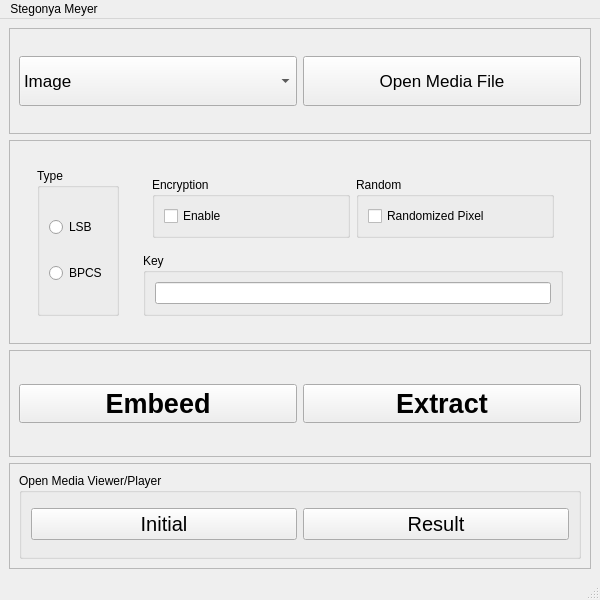
Old version of the form ui/mainwindow.ui in the repository vincentbudianto/Stego-Helper.
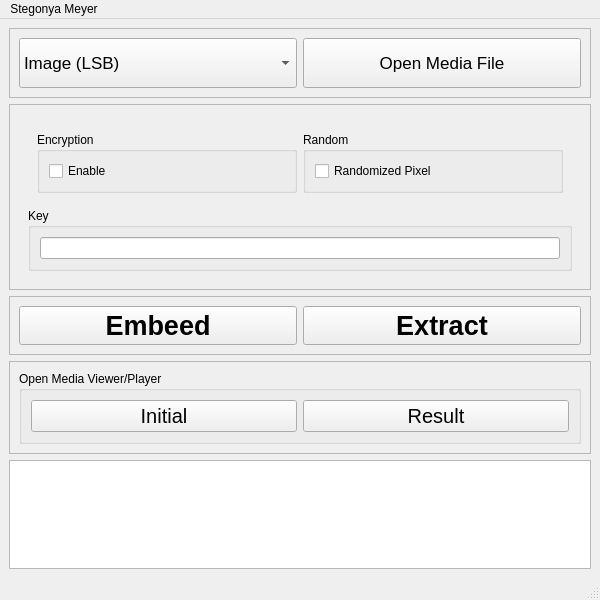
New version of the form.

Patch:
```diff
--- a/ui/mainwindow.ui
+++ b/ui/mainwindow.ui
@@ -39,7 +39,12 @@
          </property>
          <item>
           <property name="text">
-           <string>Image</string>
+           <string>Image (LSB)</string>
+          </property>
+         </item>
+         <item>
+          <property name="text">
+           <string>Image (BPCS)</string>
           </property>
          </item>
          <item>
@@ -85,38 +90,6 @@
       </property>
       <layout class="QHBoxLayout" name="horizontalLayout_4">
        <item>
-        <widget class="QWidget" name="widget_4" native="true">
-         <layout class="QHBoxLayout" name="horizontalLayout_6">
-          <item>
-           <widget class="QWidget" name="widget_2" native="true">
-            <layout class="QVBoxLayout" name="verticalLayout_3">
-             <item>
-              <widget class="QGroupBox" name="groupBox_2">
-               <property name="title">
-                <string>Type</string>
-               </property>
-               <layout class="QVBoxLayout" name="verticalLayout">
-                <item>
-                 <widget class="QRadioButton" name="radioButton">
-                  <property name="text">
-                   <string>LSB</string>
-                  </property>
-                 </widget>
-                </item>
-                <item>
-                 <widget class="QRadioButton" name="radioButton_2">
-                  <property name="text">
-                   <string>BPCS</string>
-                  </property>
-                 </widget>
-                </item>
-               </layout>
-              </widget>
-             </item>
-            </layout>
-           </widget>
-          </item>
-          <item>
            <widget class="QWidget" name="widget_3" native="true">
             <layout class="QVBoxLayout" name="verticalLayout_6">
              <item>
@@ -175,9 +148,6 @@
          </layout>
         </widget>
        </item>
-      </layout>
-     </widget>
-    </item>
     <item>
      <widget class="QFrame" name="frame">
       <property name="frameShape">
@@ -263,6 +233,9 @@
       </layout>
      </widget>
     </item>
+    <item>
+     <widget class="QPlainTextEdit" name="plainTextEdit"/>
+    </item>
    </layout>
   </widget>
   <widget class="QMenuBar" name="menubar">
```
Lines whose indentation alone changed are shown as unchanged.
